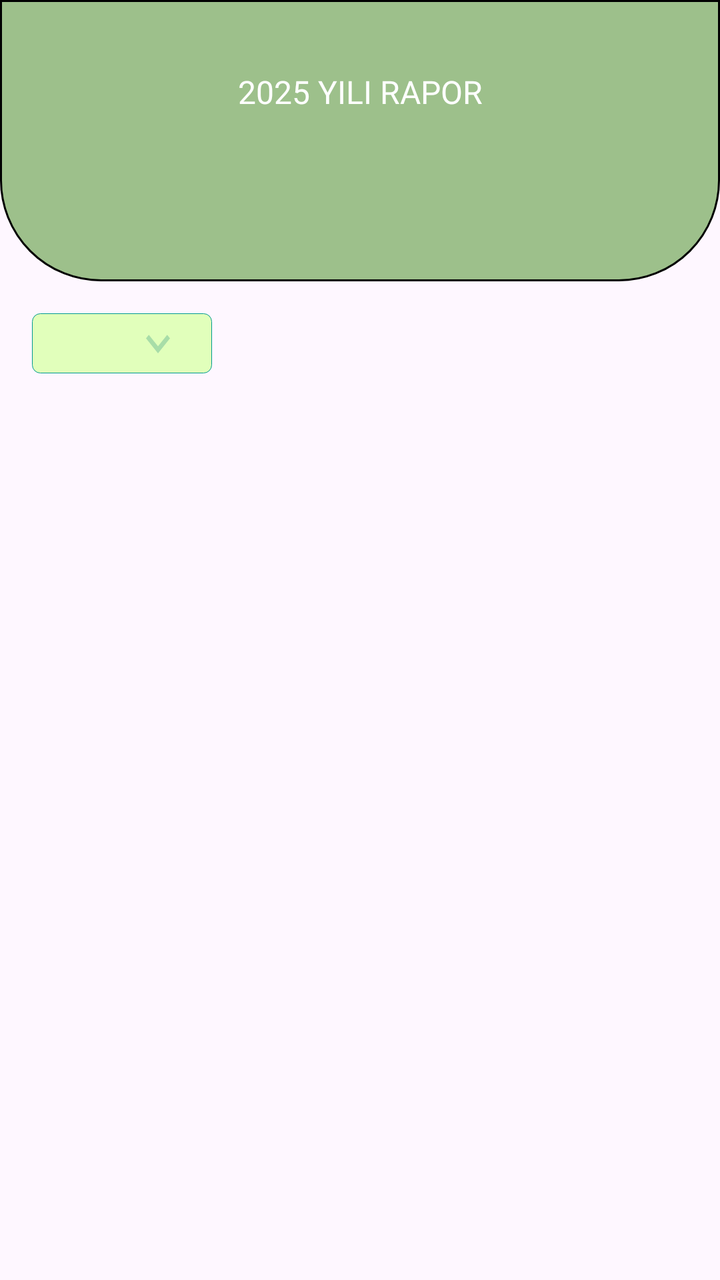
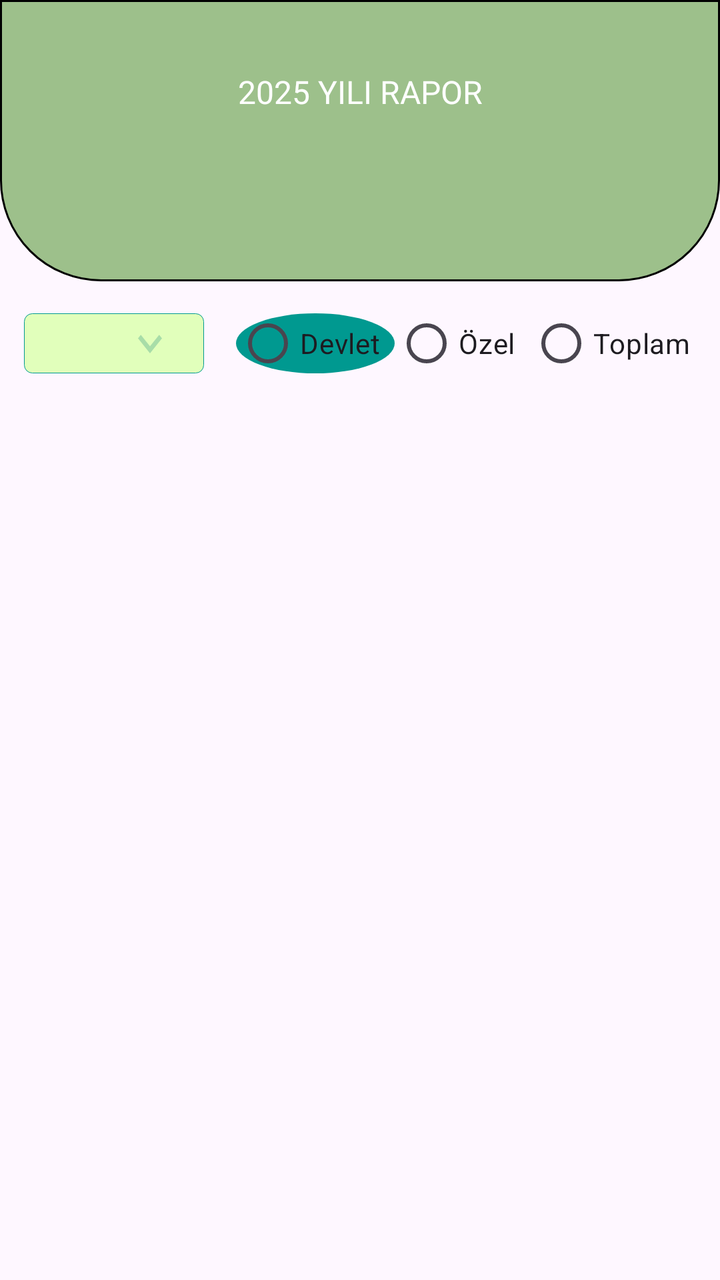

The first picture is an Android layout as it rendered before a commit; the second is the same layout after the commit. The layout source and the unified diff follow.
<!-- AndroidManifest.xml: application theme Theme.DesignExample -->
<!-- res/layout/fragment_birinci.xml -->
<?xml version="1.0" encoding="utf-8"?>
<androidx.constraintlayout.widget.ConstraintLayout xmlns:android="http://schemas.android.com/apk/res/android"
    xmlns:app="http://schemas.android.com/apk/res-auto"
    xmlns:tools="http://schemas.android.com/tools"
    android:layout_width="match_parent"
    android:layout_height="match_parent"
    app:layoutDescription="@xml/fragment_birinci_scene2"
    tools:context=".design.birinciFragment" >

    <TextView
        android:id="@+id/textView2"
        android:layout_width="match_parent"
        android:layout_height="0dp"
        android:background="@drawable/textview_background"
        android:fontFamily="@font/sen"
        android:paddingTop="35dp"
        android:text="2025 YILI RAPOR"
        android:textAlignment="center"
        android:textAllCaps="false"
        android:textColor="@color/white"
        android:textSize="16sp"
        app:layout_constraintEnd_toEndOf="parent"
        app:layout_constraintHeight_percent="0.22"
        app:layout_constraintStart_toStartOf="parent"
        app:layout_constraintTop_toTopOf="parent" />

    <Spinner
        android:id="@+id/yilSecimSpinner"
        android:layout_width="0dp"
        android:layout_height="30dp"
        android:layout_marginStart="16dp"
        android:layout_marginTop="21dp"
        app:layout_constraintStart_toStartOf="parent"
        app:layout_constraintTop_toBottomOf="@+id/textView2"
        app:layout_constraintWidth_percent="0.25"
        android:background="@drawable/style_spinner"
        android:layout_margin="16dp"
        android:spinnerMode="dropdown"
        android:dropDownSelector="@drawable/style_spinner"/>

</androidx.constraintlayout.widget.ConstraintLayout>
<!-- resources referenced by this layout -->
<resources>
  <color name="white">#FFFFFFFF</color>
  <!-- drawable style_spinner (drawable) -->
  <?xml version="1.0" encoding="utf-8"?>
  <selector xmlns:android="http://schemas.android.com/apk/res/android">
      <item>
          <layer-list>
              <item>
                  <shape android:shape="rectangle">
                      <solid android:color="#E1FFBB" />
                      <padding android:right="15dp"
                          android:left="15dp" />
                      <corners android:radius="4dp" />
                      <stroke android:width="1px" android:color="@color/spinnerColor"/>
                  </shape>
              </item>
  
              <item
  
                  android:drawable="@drawable/keyboard_arrow_down"
                  android:gravity="end" />
          </layer-list>
      </item>
  </selector>
  <!-- drawable textview_background (drawable) -->
  <?xml version="1.0" encoding="utf-8"?>
  <shape xmlns:android="http://schemas.android.com/apk/res/android">
  
      <stroke
          android:width="1dp"
          android:color="@color/black"/>
      <solid
          android:color="@color/TextViewGreen"/>
      <padding
          android:left="1dp"
          android:right="1dp"
          android:top="1dp"
          android:bottom="1dp"/>
  
      <corners android:bottomLeftRadius="50dp"
              android:bottomRightRadius="50dp"/>
  
  
  
  </shape>
  <style name="Theme.DesignExample" parent="Base.Theme.DesignExample" />
  <color name="spinnerColor">#009990</color>
  <!-- drawable keyboard_arrow_down (drawable) -->
  <vector xmlns:android="http://schemas.android.com/apk/res/android" android:height="24dp" android:tint="#A8DDA8" android:viewportHeight="24" android:viewportWidth="24" android:width="24dp">
        
      <path android:fillColor="@android:color/white" android:pathData="M7.41,8.59L12,13.17l4.59,-4.58L18,10l-6,6 -6,-6 1.41,-1.41z"/>
      
  </vector>
  <color name="black">#FF000000</color>
  <color name="TextViewGreen">#9DC08B</color>
  <style name="Base.Theme.DesignExample" parent="Theme.Material3.DayNight.NoActionBar">
          
          
      </style>
</resources>

<!-- the commit's change to res/layout/fragment_birinci.xml (unified diff, before → after) -->
@@ -5,7 +5,7 @@
     android:layout_width="match_parent"
     android:layout_height="match_parent"
     app:layoutDescription="@xml/fragment_birinci_scene2"
-    tools:context=".design.birinciFragment" >
+    tools:context=".design.birinciFragment">
 
     <TextView
         android:id="@+id/textView2"
@@ -28,14 +28,49 @@
         android:id="@+id/yilSecimSpinner"
         android:layout_width="0dp"
         android:layout_height="30dp"
+        android:layout_margin="16dp"
         android:layout_marginStart="16dp"
         android:layout_marginTop="21dp"
+        android:layout_marginEnd="22dp"
+        android:background="@drawable/style_spinner"
+        android:dropDownSelector="@drawable/style_spinner"
+        android:spinnerMode="dropdown"
+        app:layout_constraintEnd_toStartOf="@+id/radioGroup2"
         app:layout_constraintStart_toStartOf="parent"
         app:layout_constraintTop_toBottomOf="@+id/textView2"
-        app:layout_constraintWidth_percent="0.25"
-        android:background="@drawable/style_spinner"
-        android:layout_margin="16dp"
-        android:spinnerMode="dropdown"
-        android:dropDownSelector="@drawable/style_spinner"/>
+        app:layout_constraintWidth_percent="0.25" />
+
+    <RadioGroup
+        android:id="@+id/radioGroup2"
+        android:layout_width="wrap_content"
+        android:layout_height="30dp"
+        android:layout_marginEnd="12dp"
+        android:orientation="horizontal"
+        app:layout_constraintEnd_toEndOf="parent"
+        app:layout_constraintStart_toEndOf="@+id/yilSecimSpinner"
+        app:layout_constraintTop_toTopOf="@+id/yilSecimSpinner">
+
+        <RadioButton
+            android:id="@+id/radioButton2"
+            android:layout_width="wrap_content"
+            android:layout_height="match_parent"
+            android:paddingRight="7dp"
+            android:background="@drawable/radio_button_background_selector"
+            android:text="Devlet" />
+
+        <RadioButton
+            android:id="@+id/radioButton"
+            android:layout_width="wrap_content"
+            android:layout_height="match_parent"
+            android:paddingRight="7dp"
+            android:text="Özel" />
+
+        <RadioButton
+            android:id="@+id/radioButton3"
+            android:layout_width="wrap_content"
+            android:layout_height="wrap_content"
+            android:paddingRight="7dp"
+            android:text="Toplam" />
+    </RadioGroup>
 
 </androidx.constraintlayout.widget.ConstraintLayout>
<!-- resource entries referenced after the edit -->
@@ -1,6 +1,14 @@
 <!-- resources referenced by this layout -->
 <resources>
   <color name="white">#FFFFFFFF</color>
+  <!-- drawable radio_button_background_selector (drawable) -->
+  <?xml version="1.0" encoding="utf-8"?>
+  <selector xmlns:android="http://schemas.android.com/apk/res/android">
+  
+      <item android:state_checked="true" android:drawable="@drawable/radio_button_checked_background"/>
+      <item android:drawable="@drawable/radio_button_unchecked_background"/>
+  
+  </selector>
   <!-- drawable style_spinner (drawable) -->
   <?xml version="1.0" encoding="utf-8"?>
   <selector xmlns:android="http://schemas.android.com/apk/res/android">
@@ -8,11 +16,11 @@
           <layer-list>
               <item>
                   <shape android:shape="rectangle">
-                      <solid android:color="#E1FFBB" />
+                      <solid android:color="@color/spinnerColor" />
                       <padding android:right="15dp"
                           android:left="15dp" />
                       <corners android:radius="4dp" />
-                      <stroke android:width="1px" android:color="@color/spinnerColor"/>
+                      <stroke android:width="1px" android:color="@color/spinnerStrokeColor"/>
                   </shape>
               </item>
   
@@ -45,7 +53,24 @@
   
   </shape>
   <style name="Theme.DesignExample" parent="Base.Theme.DesignExample" />
-  <color name="spinnerColor">#009990</color>
+  <!-- drawable radio_button_checked_background (drawable) -->
+  <?xml version="1.0" encoding="utf-8"?>
+  <shape xmlns:android="http://schemas.android.com/apk/res/android"
+      android:shape="oval">
+  
+      <solid android:color="@color/spinnerColor"/>
+  
+  </shape>
+  <!-- drawable radio_button_unchecked_background (drawable) -->
+  <?xml version="1.0" encoding="utf-8"?>
+  <shape xmlns:android="http://schemas.android.com/apk/res/android"
+      android:shape="oval">
+  
+      <solid android:color="@color/spinnerStrokeColor"/>
+  
+  </shape>
+  <color name="spinnerColor">#E1FFBB</color>
+  <color name="spinnerStrokeColor">#009990</color>
   <!-- drawable keyboard_arrow_down (drawable) -->
   <vector xmlns:android="http://schemas.android.com/apk/res/android" android:height="24dp" android:tint="#A8DDA8" android:viewportHeight="24" android:viewportWidth="24" android:width="24dp">
         
